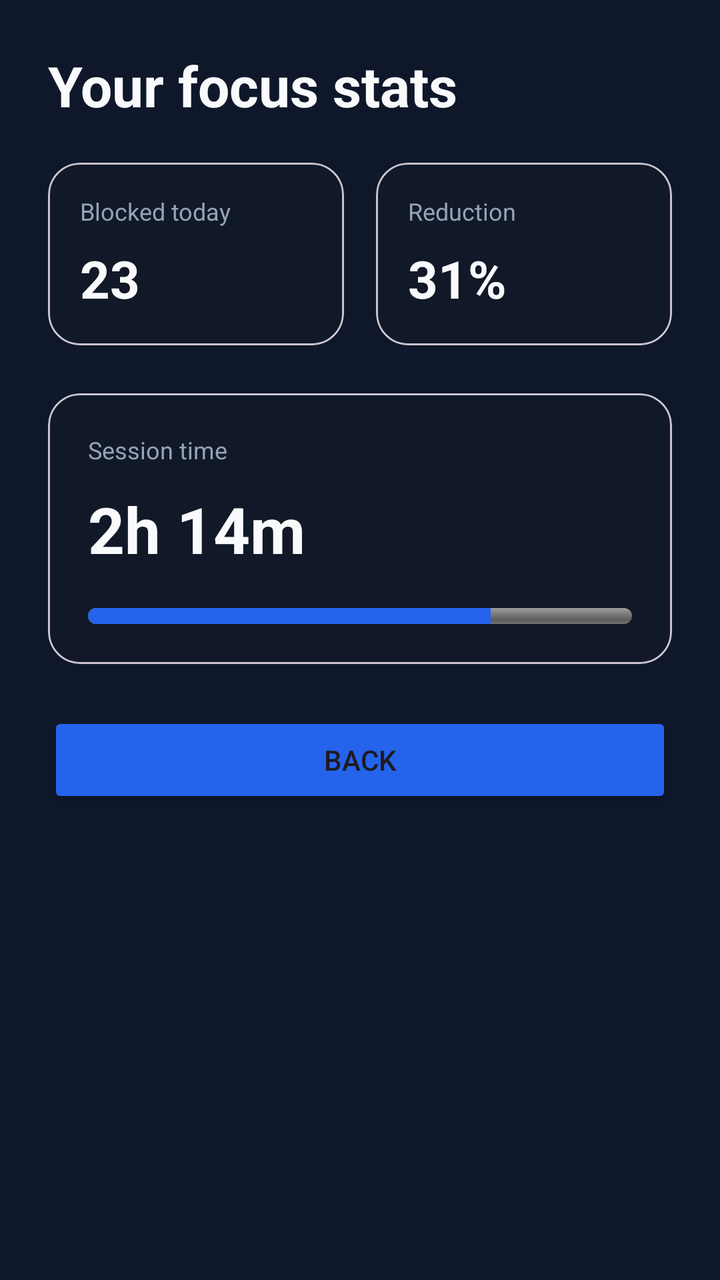
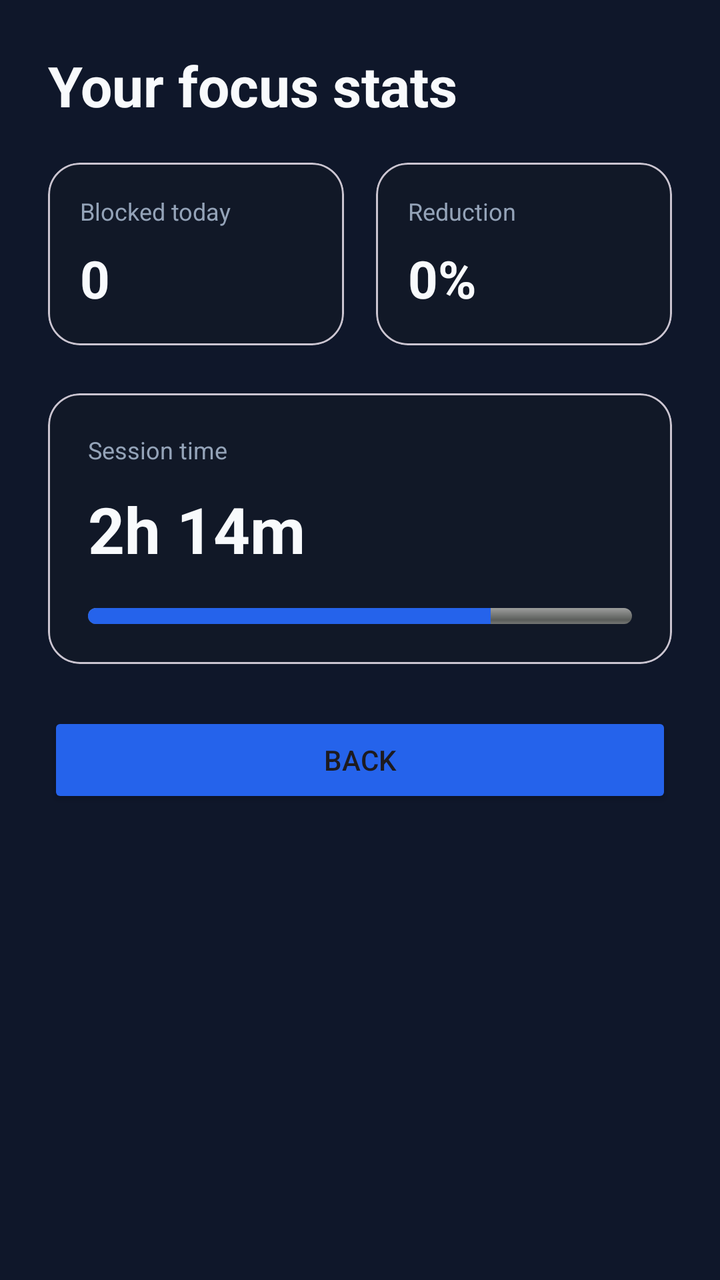

An Android layout rendered at two revisions. The XML below is the earlier revision; the diff shows what the commit changed to produce the second picture.
<!-- AndroidManifest.xml: application theme Theme.BangShorts -->
<!-- res/layout/activity_stats.xml -->
<?xml version="1.0" encoding="utf-8"?>
<ScrollView xmlns:android="http://schemas.android.com/apk/res/android"
    xmlns:app="http://schemas.android.com/apk/res-auto"
    android:layout_width="match_parent"
    android:layout_height="match_parent"
    android:background="#0F172A"
    android:fillViewport="true">

    <LinearLayout
        android:layout_width="match_parent"
        android:layout_height="wrap_content"
        android:orientation="vertical"
        android:padding="24dp">

        <TextView
            android:layout_width="wrap_content"
            android:layout_height="wrap_content"
            android:text="@string/screen_title_stats"
            android:textColor="#F8FAFC"
            android:textSize="28sp"
            android:textStyle="bold" />

        <LinearLayout
            android:layout_width="match_parent"
            android:layout_height="wrap_content"
            android:layout_marginTop="20dp"
            android:orientation="horizontal">

            <com.google.android.material.card.MaterialCardView
                android:layout_width="0dp"
                android:layout_height="wrap_content"
                android:layout_marginEnd="8dp"
                android:layout_weight="1"
                app:cardBackgroundColor="#111827"
                app:cardCornerRadius="16dp"
                app:cardElevation="0dp">

                <LinearLayout
                    android:layout_width="match_parent"
                    android:layout_height="wrap_content"
                    android:orientation="vertical"
                    android:padding="16dp">

                    <TextView
                        android:layout_width="wrap_content"
                        android:layout_height="wrap_content"
                        android:text="@string/blocked_today"
                        android:textColor="#94A3B8"
                        android:textSize="12sp" />

                    <TextView
                        android:layout_width="wrap_content"
                        android:layout_height="wrap_content"
                        android:layout_marginTop="8dp"
                        android:text="23"
                        android:textColor="#F8FAFC"
                        android:textSize="26sp"
                        android:textStyle="bold" />
                </LinearLayout>
            </com.google.android.material.card.MaterialCardView>

            <com.google.android.material.card.MaterialCardView
                android:layout_width="0dp"
                android:layout_height="wrap_content"
                android:layout_marginStart="8dp"
                android:layout_weight="1"
                app:cardBackgroundColor="#111827"
                app:cardCornerRadius="16dp"
                app:cardElevation="0dp">

                <LinearLayout
                    android:layout_width="match_parent"
                    android:layout_height="wrap_content"
                    android:orientation="vertical"
                    android:padding="16dp">

                    <TextView
                        android:layout_width="wrap_content"
                        android:layout_height="wrap_content"
                        android:text="@string/reduction_rate"
                        android:textColor="#94A3B8"
                        android:textSize="12sp" />

                    <TextView
                        android:layout_width="wrap_content"
                        android:layout_height="wrap_content"
                        android:layout_marginTop="8dp"
                        android:text="31%"
                        android:textColor="#F8FAFC"
                        android:textSize="26sp"
                        android:textStyle="bold" />
                </LinearLayout>
            </com.google.android.material.card.MaterialCardView>
        </LinearLayout>

        <com.google.android.material.card.MaterialCardView
            android:layout_width="match_parent"
            android:layout_height="wrap_content"
            android:layout_marginTop="24dp"
            app:cardBackgroundColor="#111827"
            app:cardCornerRadius="16dp"
            app:cardElevation="0dp">

            <LinearLayout
                android:layout_width="match_parent"
                android:layout_height="wrap_content"
                android:orientation="vertical"
                android:padding="20dp">

                <TextView
                    android:layout_width="wrap_content"
                    android:layout_height="wrap_content"
                    android:text="@string/session_time"
                    android:textColor="#94A3B8"
                    android:textSize="12sp" />

                <TextView
                    android:layout_width="wrap_content"
                    android:layout_height="wrap_content"
                    android:layout_marginTop="10dp"
                    android:text="2h 14m"
                    android:textColor="#F8FAFC"
                    android:textSize="32sp"
                    android:textStyle="bold" />

                <ProgressBar
                    style="@android:style/Widget.ProgressBar.Horizontal"
                    android:layout_width="match_parent"
                    android:layout_height="8dp"
                    android:layout_marginTop="18dp"
                    android:max="100"
                    android:progress="74"
                    android:progressTint="#2563EB" />
            </LinearLayout>
        </com.google.android.material.card.MaterialCardView>

        <Button
            android:id="@+id/backButton"
            android:layout_width="match_parent"
            android:layout_height="wrap_content"
            android:layout_marginTop="24dp"
            android:backgroundTint="#2563EB"
            android:text="@string/back" />
    </LinearLayout>
</ScrollView>
<!-- resources referenced by this layout -->
<resources>
  <string name="back">Back</string>
  <string name="blocked_today">Blocked today</string>
  <string name="reduction_rate">Reduction</string>
  <string name="screen_title_stats">Your focus stats</string>
  <string name="session_time">Session time</string>
  <style name="Theme.BangShorts" parent="Theme.Material3.DayNight.NoActionBar">
          <item name="colorPrimary">#2563EB</item>
          <item name="colorPrimaryVariant">#1D4ED8</item>
          <item name="colorSecondary">#10B981</item>
          <item name="android:statusBarColor">#0F172A</item>
          <item name="android:navigationBarColor">#0F172A</item>
          <item name="android:windowBackground">#0F172A</item>
      </style>
</resources>

<!-- the commit's change to res/layout/activity_stats.xml (unified diff, before → after) -->
@@ -49,10 +49,11 @@
                         android:textSize="12sp" />
 
                     <TextView
+                        android:id="@+id/blockedStatsText"
                         android:layout_width="wrap_content"
                         android:layout_height="wrap_content"
                         android:layout_marginTop="8dp"
-                        android:text="23"
+                        android:text="0"
                         android:textColor="#F8FAFC"
                         android:textSize="26sp"
                         android:textStyle="bold" />
@@ -82,10 +83,11 @@
                         android:textSize="12sp" />
 
                     <TextView
+                        android:id="@+id/reductionText"
                         android:layout_width="wrap_content"
                         android:layout_height="wrap_content"
                         android:layout_marginTop="8dp"
-                        android:text="31%"
+                        android:text="0%"
                         android:textColor="#F8FAFC"
                         android:textSize="26sp"
                         android:textStyle="bold" />
@@ -115,6 +117,7 @@
                     android:textSize="12sp" />
 
                 <TextView
+                    android:id="@+id/sessionTimeText"
                     android:layout_width="wrap_content"
                     android:layout_height="wrap_content"
                     android:layout_marginTop="10dp"
